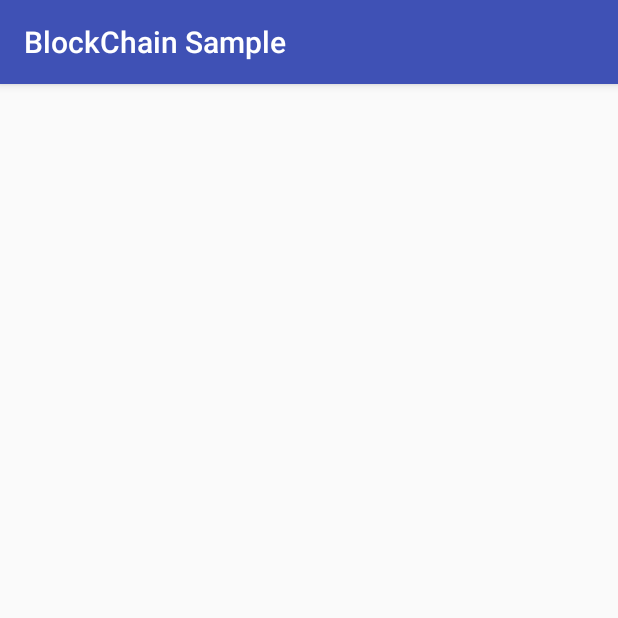
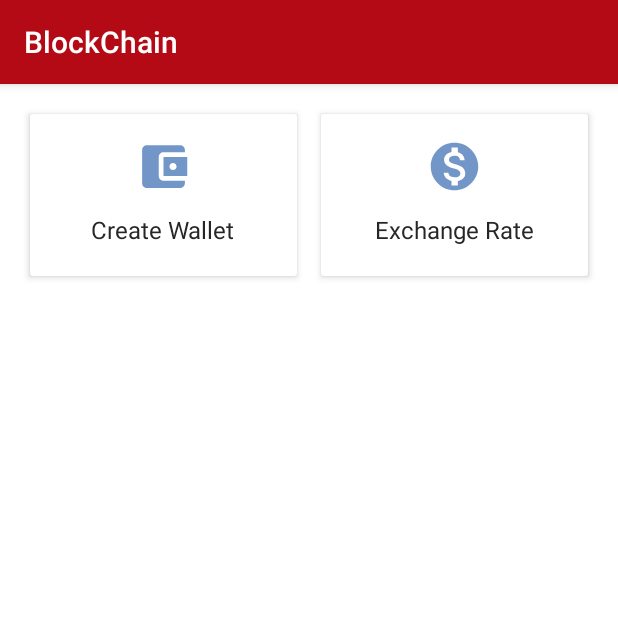
Before and after one commit to ArchitectAK/BlockChainSample-Android, an Android app: the screen it shows after launch (MainActivity), on a phone screen of 412 x 824 dp, the top half of it. Run offline under Robolectric (Android 15) with nearby library versions, the phone set to English and light mode, and no system bars.

Commit message:
Exchange rate is working

```diff
--- a/app/src/main/AndroidManifest.xml
+++ b/app/src/main/AndroidManifest.xml
@@ -1,6 +1,8 @@
 <?xml version="1.0" encoding="utf-8"?>
 <manifest xmlns:android="http://schemas.android.com/apk/res/android"
     package="com.cogitator.blockchainsample">
+
+    <uses-permission android:name="android.permission.INTERNET" />
 
     <application
         android:allowBackup="true"
--- a/app/src/main/java/com/cogitator/blockchainsample/presenter/MainActivity.kt
+++ b/app/src/main/java/com/cogitator/blockchainsample/presenter/MainActivity.kt
@@ -5,6 +5,7 @@ import android.support.v4.app.Fragment
 import android.support.v4.app.FragmentManager
 import android.support.v7.app.AppCompatActivity
 import com.cogitator.blockchainsample.R
+import com.cogitator.blockchainsample.presenter.menu.MenuFragment
 
 
 /**
@@ -17,10 +18,10 @@ class MainActivity : AppCompatActivity(), FragmentManager.OnBackStackChangedList
     override fun onCreate(savedInstanceState: Bundle?) {
         super.onCreate(savedInstanceState)
         setContentView(R.layout.activity_main)
+        replaceFragment(MenuFragment(), false)
     }
 
     fun replaceFragment(fragment: Fragment, addToBackStack: Boolean) {
-
         if (addToBackStack)
             supportFragmentManager.beginTransaction()
                     .setCustomAnimations(R.anim.slide_in_right, R.anim.slide_out_right, R.anim.slide_in_left, R.anim.slide_out_left)
--- a/app/src/main/java/com/cogitator/blockchainsample/presenter/creation/RegisterWalletFragment.kt
+++ b/app/src/main/java/com/cogitator/blockchainsample/presenter/creation/RegisterWalletFragment.kt
@@ -130,7 +130,7 @@ class RegisterWalletFragment : BaseFragment(), RegisterWalletContract.RegisterWa
 
     @SuppressLint("SetTextI18n")
     private fun testDemo() {
-        etEmail_FRW.setText("test@mail.ru")
+        etEmail_FRW.setText("ankit@mail.com")
         etPassword_FRW.setText("1234567890")
         etPasswordConfirm_FRW.setText("1234567890")
     }
--- a/app/src/main/java/com/cogitator/blockchainsample/presenter/exchange/ExchangeRateAdapter.kt
+++ b/app/src/main/java/com/cogitator/blockchainsample/presenter/exchange/ExchangeRateAdapter.kt
@@ -16,7 +16,7 @@ import java.text.DecimalFormat
  */
 class ExchangeRateAdapter(private val itemClickListener: IRecyclerItemClickListener<String>) : RecyclerView.Adapter<ExchangeRateAdapter.ExchangeRateVH>() {
 
-    private val listData: MutableList<Pair<String, Currency>> = emptyList<Pair<String, Currency>>() as MutableList<Pair<String, Currency>>
+    private val listData: MutableList<Pair<String, Currency>> = ArrayList()
     private var selectedPosition = -1
 
     override fun onCreateViewHolder(parent: ViewGroup, viewType: Int): ExchangeRateVH {
@@ -38,9 +38,9 @@ class ExchangeRateAdapter(private val itemClickListener: IRecyclerItemClickListe
     }
 
     fun selectItem(pos: Int) {
-        val prevPosititon = this.selectedPosition
+        val prevPosition = this.selectedPosition
         this.selectedPosition = pos
-        notifyItemChanged(prevPosititon)
+        notifyItemChanged(prevPosition)
         notifyItemChanged(this.selectedPosition)
     }
 
--- a/app/src/main/java/com/cogitator/blockchainsample/presenter/exchange/ExchangeRateFragment.kt
+++ b/app/src/main/java/com/cogitator/blockchainsample/presenter/exchange/ExchangeRateFragment.kt
@@ -121,7 +121,7 @@ class ExchangeRateFragment : BaseFragment(), ExchangeRateContract.ExchangeRateVi
 
     override fun onDestroy() {
         super.onDestroy()
-        etFromExchangeValue_FER.removeTextChangedListener(fromExchangeTextWatcher)
+        etFromExchangeValue_FER?.removeTextChangedListener(fromExchangeTextWatcher)
         this.presenter?.unsubscribe()
     }
 
--- a/app/src/main/java/com/cogitator/blockchainsample/presenter/exchange/ExchangeRatePresenter.kt
+++ b/app/src/main/java/com/cogitator/blockchainsample/presenter/exchange/ExchangeRatePresenter.kt
@@ -76,7 +76,7 @@ class ExchangeRatePresenter(private var view: ExchangeRateContract.ExchangeRateV
     }
 
     private fun prepareDataForList(): List<Pair<String, Currency>> {
-        val data: MutableList<Pair<String, Currency>> = emptyList<Pair<String, Currency>>() as MutableList<Pair<String, Currency>>
+        val data: MutableList<Pair<String, Currency>> = ArrayList()
         for (label in exchangeRates.keys) {
             data.add(Pair(label, exchangeRates[label]) as Pair<String, Currency>)
         }
--- a/app/src/main/java/com/cogitator/blockchainsample/presenter/menu/MenuFragment.kt
+++ b/app/src/main/java/com/cogitator/blockchainsample/presenter/menu/MenuFragment.kt
@@ -14,7 +14,7 @@ import com.cogitator.blockchainsample.presenter.exchange.ExchangeRateFragment
  */
 class MenuFragment : BaseFragment(), MenuContract.MenuView, View.OnClickListener {
 
-    private val presenter: MenuContract.MenuPresenter? = null
+    private var presenter: MenuContract.MenuPresenter? = null
 
     override fun screenName(): Int {
         return R.string.app_name
@@ -42,6 +42,7 @@ class MenuFragment : BaseFragment(), MenuContract.MenuView, View.OnClickListener
     }
 
     override fun setPresenter(presenter: MenuContract.MenuPresenter) {
+        this.presenter = presenter
         this.presenter?.subscribe()
     }
 
--- a/app/src/main/java/com/cogitator/blockchainsample/presenter/menu/MenuPresenter.kt
+++ b/app/src/main/java/com/cogitator/blockchainsample/presenter/menu/MenuPresenter.kt
@@ -20,11 +20,11 @@ class MenuPresenter(private var view: MenuContract.MenuView, private var model:
     }
 
     override fun subscribe() {
-        TODO("not implemented") //To change body of created functions use File | Settings | File Templates.
+
     }
 
     override fun unsubscribe() {
-        TODO("not implemented") //To change body of created functions use File | Settings | File Templates.
+
     }
 
 }
--- a/app/src/main/java/com/cogitator/blockchainsample/presenter/utils/Constants.kt
+++ b/app/src/main/java/com/cogitator/blockchainsample/presenter/utils/Constants.kt
@@ -4,5 +4,5 @@ package com.cogitator.blockchainsample.presenter.utils
  * @author Ankit Kumar (ankitdroiddeveloper@gmail.com) on 30/04/2018 (MM/DD/YYYY)
  */
 
-val BASE_URL = "http://192.168.88.100:3000/" //Your Local server
-val API_KEY = "4a1c27a0-63a6-43f7-a59a-8a73ccc11dfb" //Your API Key
+const val BASE_URL = "http://192.168.88.100:3000/" //Your Local server
+const val API_KEY = "4a1c27a0-63a6-43f7-a59a-8a73ccc11dfb" //Your API Key
--- a/app/src/main/res/layout/activity_main.xml
+++ b/app/src/main/res/layout/activity_main.xml
@@ -1,6 +1,5 @@
 <?xml version="1.0" encoding="utf-8"?>
 <FrameLayout xmlns:android="http://schemas.android.com/apk/res/android"
-    xmlns:tools="http://schemas.android.com/tools"
     android:id="@+id/flFragmentsContainer"
     android:layout_width="match_parent"
     android:layout_height="match_parent" />
--- a/app/src/main/res/values/colors.xml
+++ b/app/src/main/res/values/colors.xml
@@ -1,8 +1,8 @@
 <?xml version="1.0" encoding="utf-8"?>
 <resources>
-    <color name="colorPrimary">#3F51B5</color>
-    <color name="colorPrimaryDark">#303F9F</color>
-    <color name="colorAccent">#FF4081</color>
+    <color name="colorPrimary">#b30a15</color>
+    <color name="colorPrimaryDark">#d65a02</color>
+    <color name="colorAccent">#6145da</color>
 
     <color name="icon_color">#bb3f70b5</color>
     <color name="text_color">#262626</color>
--- a/app/src/main/res/values/strings.xml
+++ b/app/src/main/res/values/strings.xml
@@ -1,5 +1,5 @@
 <resources>
-    <string name="app_name">BlockChain Sample</string>
+    <string name="app_name">BlockChain</string>
     <string name="create_wallet">Create Wallet</string>
     <string name="exchange_rate">Exchange Rate</string>
 
--- a/build.gradle
+++ b/build.gradle
@@ -1,7 +1,7 @@
 // Top-level build file where you can add configuration options common to all sub-projects/modules.
 
 buildscript {
-    ext.kotlin_version = '1.2.30'
+    ext.kotlin_version = '1.2.41'
     repositories {
         google()
         jcenter()
@@ -10,7 +10,7 @@ buildscript {
         classpath 'com.android.tools.build:gradle:3.1.2'
         classpath "org.jetbrains.kotlin:kotlin-gradle-plugin:$kotlin_version"
 
-        classpath 'me.tatarka:gradle-retrolambda:3.2.5'
+        classpath 'me.tatarka:gradle-retrolambda:3.4.0'
 
         // NOTE: Do not place your application dependencies here; they belong
         // in the individual module build.gradle files
```
Also changed, not shown: app/src/main/java/com/cogitator/blockchainsample/presenter/creation/RegisterWalletPresenter.kt (+5 -5 lines).
